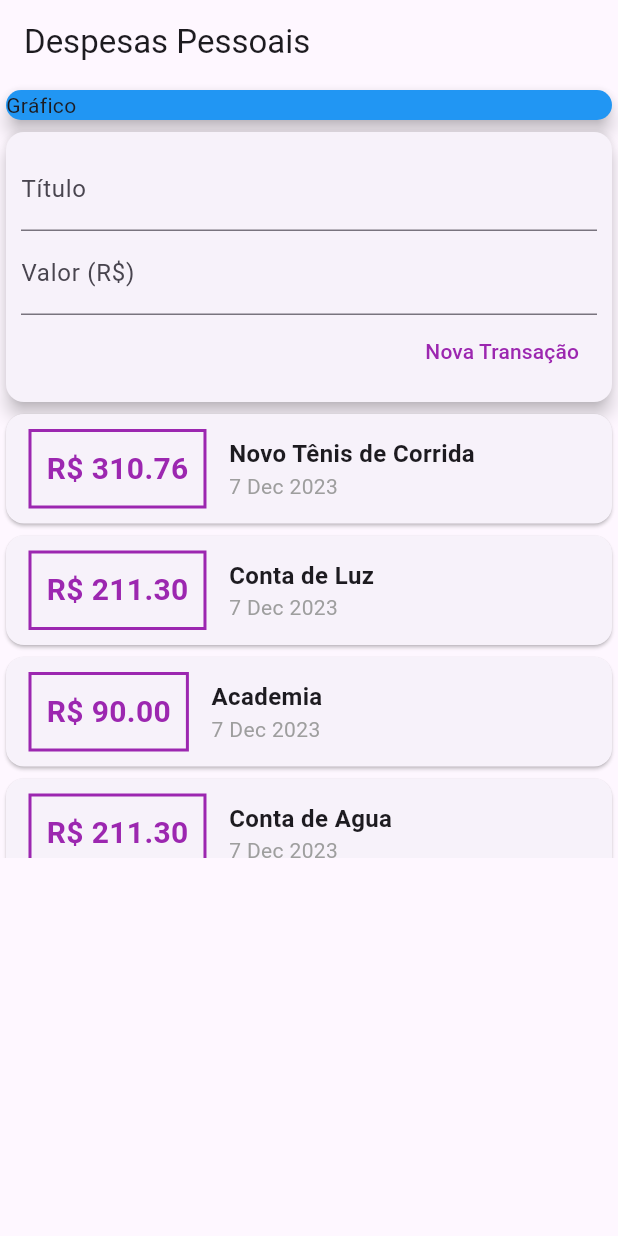
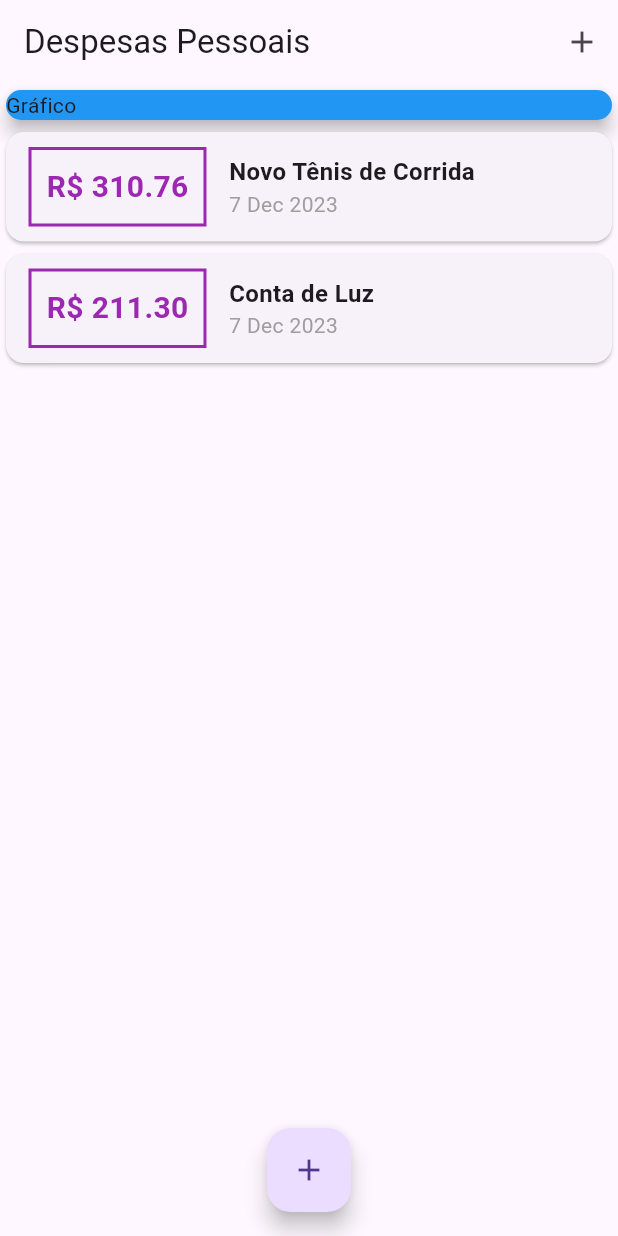
Before and after one commit to Hudsonrb77/DespesasApp_Flutter, a Flutter app: the screen it shows after launch, on a phone screen of 412 x 824 dp. Run offline on Flutter 3.47's test engine with Material 3 defaults, Android fonts, the phone set to English and light mode, and no system bars.

Commit message:
Botão para adicionar despesas e teclado númerico no Valor.

```diff
--- a/lib/components/transaction_form.dart
+++ b/lib/components/transaction_form.dart
@@ -7,6 +7,17 @@ class TransactionForm extends StatelessWidget {
   final void Function(String, double) onSubmit;
 
   TransactionForm(this.onSubmit, {Key? key}) : super(key: key);
+
+  _submitForm() {
+    final title = titleController.text;
+    final value = double.tryParse(valueController.text) ?? 0;
+
+    if (title.isEmpty || value <= 0) {
+      return;
+    }
+
+    onSubmit(title, value);
+  }
 
   @override
   Widget build(BuildContext context) {
@@ -18,12 +29,16 @@ class TransactionForm extends StatelessWidget {
           children: [
             TextField(
               controller: titleController,
+              onSubmitted: (_) => _submitForm(),
               decoration: const InputDecoration(
                 labelText: 'Título',
               ),
             ),
             TextField(
               controller: valueController,
+              keyboardType:
+                  const TextInputType.numberWithOptions(decimal: true),
+              onSubmitted: (_) => _submitForm(),
               decoration: const InputDecoration(
                 labelText: 'Valor (R\$)',
               ),
@@ -38,11 +53,7 @@ class TransactionForm extends StatelessWidget {
                       color: Colors.purple,
                     ),
                   ),
-                  onPressed: () {
-                    final title = titleController.text;
-                    final value = double.tryParse(valueController.text) ?? 0;
-                    onSubmit(title, value);
-                  },
+                  onPressed: _submitForm,
                 )
               ],
             ),
--- a/lib/components/transaction_list.dart
+++ b/lib/components/transaction_list.dart
@@ -9,9 +9,8 @@ class TransactionList extends StatelessWidget {
 
   @override
   Widget build(BuildContext context) {
-    return Container(
+    return SizedBox(
       height: 300,
-      //ListView e ScrollChildScrollView ambos precisam de um componente Pai com um tamanho predefinido. (IMPORTANTE)
       child: ListView.builder(
         itemCount: transactions.length,
         itemBuilder: (ctx, index) {
@@ -61,7 +60,8 @@ class TransactionList extends StatelessWidget {
               ],
             ),
           );
-          }),
+        },
+      ),
     );
   }
 }
--- a/lib/components/transaction_user.dart
+++ /dev/null
@@ -1,88 +0,0 @@
-import 'package:flutter/material.dart';
-import 'dart:math';
-import 'transaction_form.dart';
-import 'transaction_list.dart';
-import '../models/transaction.dart';
-
-class TransactionUser extends StatefulWidget {
-  const TransactionUser({Key? key}) : super(key: key);
-
-  @override
-  State<TransactionUser> createState() => _TransactionUserState();
-}
-
-class _TransactionUserState extends State<TransactionUser> {
-  final _transactions = [
-    Transaction(
-      id: 't1',
-      title: 'Novo Tênis de Corrida',
-      value: 310.76,
-      date: DateTime.now(),
-    ),
-    Transaction(
-      id: 't2',
-      title: 'Conta de Luz',
-      value: 211.30,
-      date: DateTime.now(),
-    ),
-    Transaction(
-      id: 't3',
-      title: 'Academia',
-      value: 90,
-      date: DateTime.now(),
-    ),
-    Transaction(
-      id: 't4',
-      title: 'Conta de Agua',
-      value: 211.30,
-      date: DateTime.now(),
-    ),
-    Transaction(
-      id: 't5',
-      title: 'Comida da Semana',
-      value: 150.30,
-      date: DateTime.now(),
-    ),
-    Transaction(
-      id: 't6',
-      title: 'Fatura do Cartão',
-      value: 250.50,
-      date: DateTime.now(),
-    ),
-    Transaction(
-      id: 't7',
-      title: 'Manutencao',
-      value: 30.30,
-      date: DateTime.now(),
-    ),
-    Transaction(
-      id: 't8',
-      title: 'Colegio',
-      value: 130.50,
-      date: DateTime.now(),
-    ),
-  ];
-
-  _addTransaction(String title, double value) {
-    final newTransaction = Transaction(
-      id: Random().nextDouble().toString(),
-      title: title,
-      value: value,
-      date: DateTime.now(),
-    );
-
-    setState(() {
-      _transactions.add(newTransaction);
-    });
-  }
-
-  @override
-  Widget build(BuildContext context) {
-    return Column(
-      children: [
-        TransactionForm(_addTransaction),
-        TransactionList(_transactions),
-      ],
-    );
-  }
-}
--- a/lib/main.dart
+++ b/lib/main.dart
@@ -1,5 +1,8 @@
 import 'package:flutter/material.dart';
-import 'components/transaction_user.dart';
+import 'dart:math';
+import 'components/transaction_form.dart';
+import 'components/transaction_list.dart';
+import 'models/transaction.dart';
 
 main() => runApp(const ExpensesApp());
 
@@ -11,30 +14,83 @@ class ExpensesApp extends StatelessWidget {
   }
 }
 
-class MyHomePage extends StatelessWidget {
+class MyHomePage extends StatefulWidget {
   const MyHomePage({Key? key}) : super(key: key);
+
+  @override
+  State<MyHomePage> createState() => _MyHomePageState();
+}
+
+class _MyHomePageState extends State<MyHomePage> {
+  final _transactions = [
+    Transaction(
+      id: 't1',
+      title: 'Novo Tênis de Corrida',
+      value: 310.76,
+      date: DateTime.now(),
+    ),
+    Transaction(
+      id: 't2',
+      title: 'Conta de Luz',
+      value: 211.30,
+      date: DateTime.now(),
+    ),
+  ];
+
+  _addTransaction(String title, double value) {
+    final newTransaction = Transaction(
+      id: Random().nextDouble().toString(),
+      title: title,
+      value: value,
+      date: DateTime.now(),
+    );
+
+    setState(() {
+      _transactions.add(newTransaction);
+    });
+  }
+
+  _openTransactionFormModal(BuildContext context) {
+    showModalBottomSheet(
+      context: context,
+      builder: (_) {
+        return TransactionForm(_addTransaction);
+      },
+    );
+  }
 
   @override
   Widget build(BuildContext context) {
     return Scaffold(
       appBar: AppBar(
         title: const Text('Despesas Pessoais'),
+        actions: [
+          IconButton(
+            icon: const Icon(Icons.add),
+            onPressed: () => _openTransactionFormModal(context),
+          ),
+        ],
       ),
-      body: const SingleChildScrollView(
+      body: SingleChildScrollView(
         child: Column(
           crossAxisAlignment: CrossAxisAlignment.stretch,
           children: [
-            SizedBox(
+            const SizedBox(
               child: Card(
                 color: Colors.blue,
                 child: Text('Gráfico'),
                 elevation: 5,
               ),
             ),
-            TransactionUser(),
+            TransactionList(_transactions),
           ],
         ),
       ),
+      floatingActionButton: FloatingActionButton(
+        child: const Icon(Icons.add),
+        onPressed: () => _openTransactionFormModal(context),
+      ),
+      floatingActionButtonLocation: FloatingActionButtonLocation.centerFloat,
     );
   }
 }
```
Lines whose indentation alone changed are shown as unchanged.
